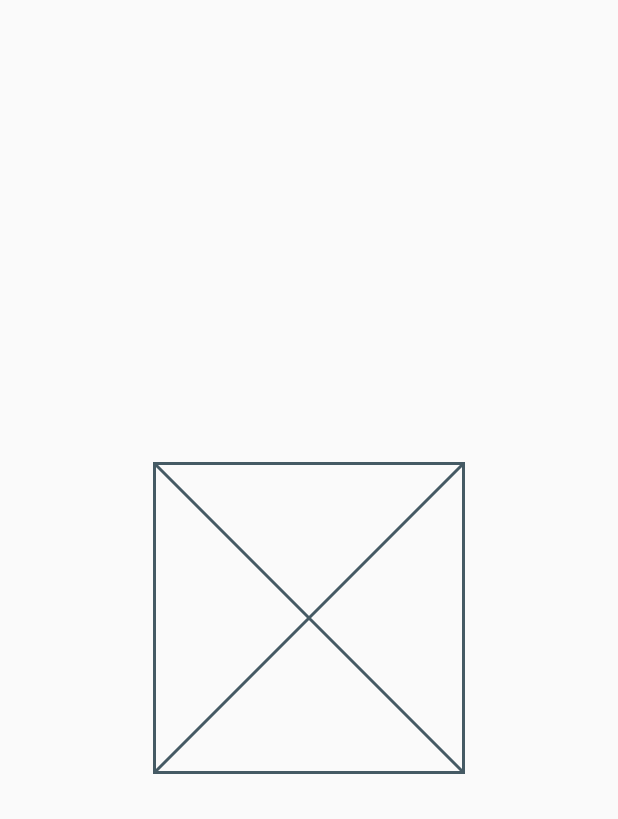
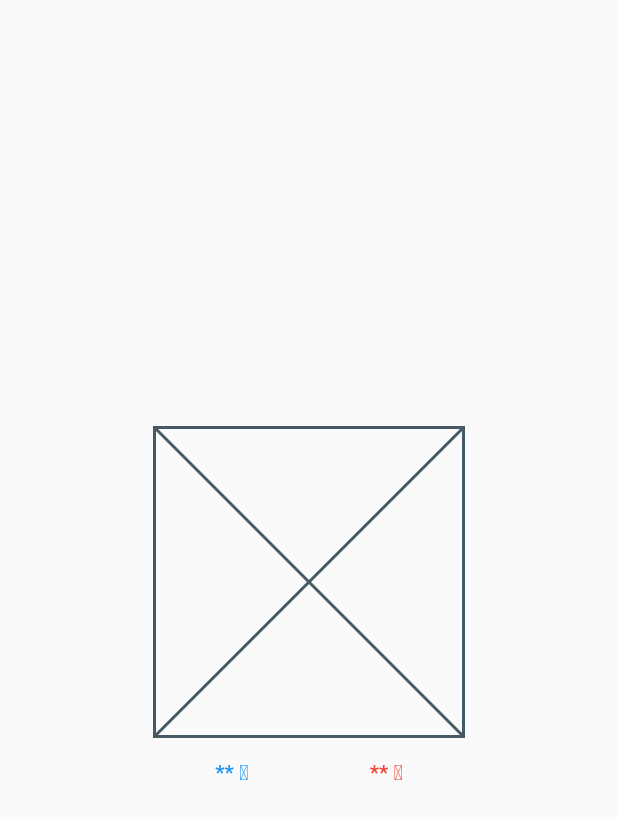
Before and after one commit to u8-zawa/yumemi-flutter-training-template, a Flutter app: the screen it shows after launch, on a phone screen of 412 x 824 dp. Shown: the top 819 px of the screen. Run offline on Flutter 3.47's test engine with Material 2 defaults, Android fonts, the phone set to English and light mode, and no system bars.

Commit message:
Add Text under Placeholder #2

```diff
--- a/lib/main.dart
+++ b/lib/main.dart
@@ -25,12 +25,41 @@ class MyHomePage extends StatelessWidget {
   @override
   Widget build(BuildContext context) {
     final deviceWidth = MediaQuery.of(context).size.width;
+    final labelLarge = Theme.of(context).textTheme.labelLarge!;
     return Scaffold(
       body: Center(
-        child: SizedBox(
-          width: deviceWidth / 2,
-          height: deviceWidth / 2,
-          child: const Placeholder(),
+        child: Column(
+          mainAxisAlignment: MainAxisAlignment.center,
+          children: [
+            SizedBox(
+              width: deviceWidth / 2,
+              height: deviceWidth / 2,
+              child: const Placeholder(),
+            ),
+            Row(
+              mainAxisAlignment: MainAxisAlignment.center,
+              children: [
+                Container(
+                  alignment: Alignment.center,
+                  padding: const EdgeInsets.symmetric(vertical: 16),
+                  width: deviceWidth / 4,
+                  child: Text(
+                    '** ℃',
+                    style: labelLarge.copyWith(color: Colors.blue),
+                  ),
+                ),
+                Container(
+                  alignment: Alignment.center,
+                  padding: const EdgeInsets.symmetric(vertical: 16),
+                  width: deviceWidth / 4,
+                  child: Text(
+                    '** ℃',
+                    style: labelLarge.copyWith(color: Colors.red),
+                  ),
+                ),
+              ],
+            )
+          ],
         ),
       ),
     );
```
